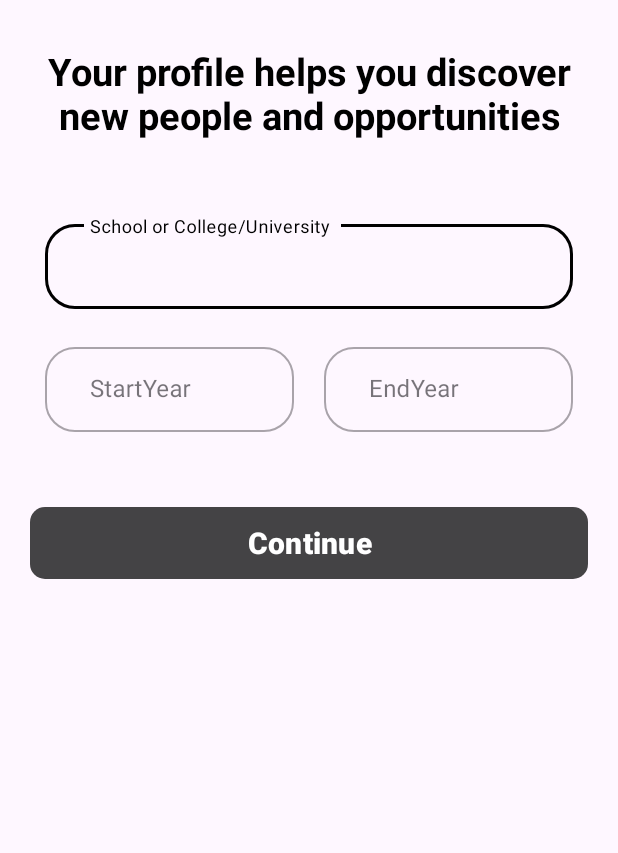
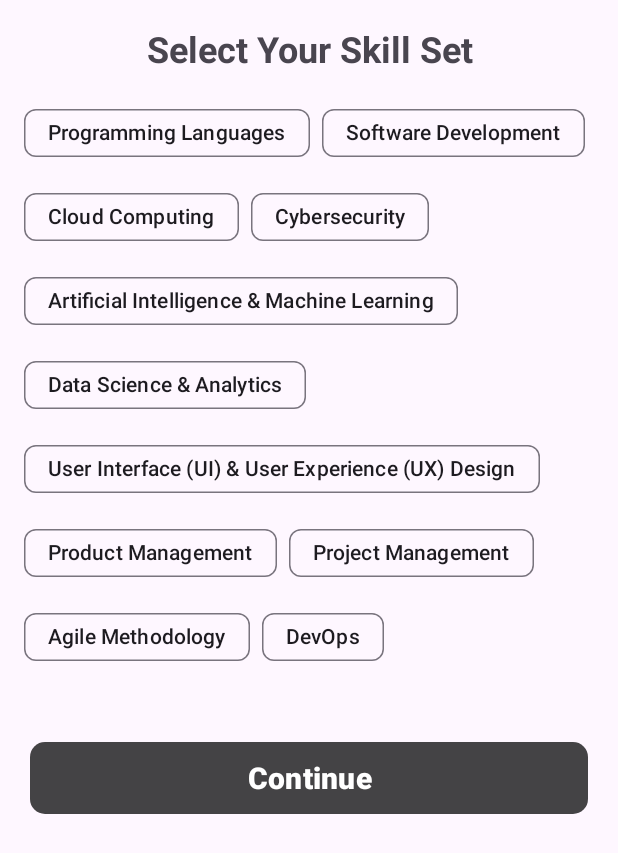
Before and after one commit to PranavSangave/women_id, an Android app: the SignUp4 screen opened directly, with no data from a screen before it, on a phone screen of 412 x 824 dp. Shown: the top 853 px of the screen. Run offline under Robolectric (Android 15) with nearby library versions, the phone set to English and light mode, and no system bars; our stand-ins replace Volley; Roboto replaces fonts that are not available here; 3 statements that could not run were skipped.

Commit message:
Subdomain Selection added, please use SignUp5 to implement api call

```diff
--- a/app/src/main/res/layout/activity_sign_up4.xml
+++ b/app/src/main/res/layout/activity_sign_up4.xml
@@ -14,116 +14,27 @@
         android:layout_height="match_parent"
         android:orientation="vertical">
 
-        <RelativeLayout
-            android:layout_width="wrap_content"
-            android:layout_height="wrap_content">
-
-
-
-
-            <!--            <ImageView-->
-            <!--                android:layout_width="match_parent"-->
-            <!--                android:layout_height="200dp"-->
-            <!--                android:layout_marginTop="100dp"-->
-            <!--                android:src="@drawable/google" /> &lt;!&ndash; 50% opacity &ndash;&gt;-->
-
-        </RelativeLayout>
-
-        <TextView
-            android:layout_margin="30dp"
+        <LinearLayout
             android:layout_width="match_parent"
             android:layout_height="wrap_content"
-            android:text="Your profile helps you discover new people and opportunities"
-            android:textAlignment="center"
-            android:textColor="@color/black"
-            android:textSize="25sp"
-            android:textStyle="bold" />
+            android:orientation="vertical"
+            android:padding="16dp">
 
-
-        <com.google.android.material.textfield.TextInputLayout
-            android:id="@+id/filledTextField7"
-            style="@style/Widget.MaterialComponents.TextInputLayout.OutlinedBox"
-            android:layout_width="match_parent"
-            android:layout_height="wrap_content"
-            android:layout_marginLeft="30dp"
-            android:layout_marginTop="20dp"
-            android:layout_marginRight="30dp"
-            android:layout_marginBottom="20dp"
-            android:hint="School or College/University "
-            app:boxCornerRadiusBottomEnd="20dp"
-            app:boxCornerRadiusBottomStart="20dp"
-            app:boxCornerRadiusTopEnd="20dp"
-            app:boxCornerRadiusTopStart="20dp">
-
-            <!--this is the actual edit text which takes the input-->
-            <com.google.android.material.textfield.TextInputEditText
-                android:id="@+id/collegeName"
+            <TextView
                 android:layout_width="match_parent"
                 android:layout_height="wrap_content"
-                android:inputType="text"
-                android:paddingStart="30dp"
-                android:textColor="@color/black" />
+                android:text="Select Your Skill Set"
+                android:textSize="24sp"
+                android:textStyle="bold"
+                android:gravity="center"
+                android:layout_marginBottom="16dp"/>
 
-        </com.google.android.material.textfield.TextInputLayout>
-
-
-        <LinearLayout
-            android:layout_marginBottom="20dp"
-            android:layout_width="match_parent"
-            android:layout_height="wrap_content"
-            android:orientation="horizontal">
-
-            <com.google.android.material.textfield.TextInputLayout
-                android:layout_weight="1"
-                android:id="@+id/filledTextField10"
-                style="@style/Widget.MaterialComponents.TextInputLayout.OutlinedBox"
+            <com.google.android.material.chip.ChipGroup
+                android:id="@+id/chip_group_subdomains"
                 android:layout_width="match_parent"
                 android:layout_height="wrap_content"
-                android:layout_marginLeft="30dp"
-                android:layout_marginRight="10dp"
-                android:hint="StartYear"
-                app:boxCornerRadiusBottomEnd="20dp"
-                app:boxCornerRadiusBottomStart="20dp"
-                app:boxCornerRadiusTopEnd="20dp"
-                app:boxCornerRadiusTopStart="20dp">
-
-
-                <!--this is the actual edit text which takes the input-->
-                <com.google.android.material.textfield.TextInputEditText
-                    android:id="@+id/startYear"
-                    android:layout_width="match_parent"
-                    android:layout_height="wrap_content"
-                    android:inputType="text"
-                    android:paddingStart="30dp"
-                    android:textColor="@color/black" />
-
-            </com.google.android.material.textfield.TextInputLayout>
-
-            <com.google.android.material.textfield.TextInputLayout
-                android:layout_weight="1"
-                android:id="@+id/filledTextField11"
-                style="@style/Widget.MaterialComponents.TextInputLayout.OutlinedBox"
-                android:layout_width="match_parent"
-                android:layout_height="wrap_content"
-                android:layout_marginRight="30dp"
-                android:layout_marginLeft="10dp"
-                android:hint="EndYear"
-                app:boxCornerRadiusBottomEnd="20dp"
-                app:boxCornerRadiusBottomStart="20dp"
-                app:boxCornerRadiusTopEnd="20dp"
-                app:boxCornerRadiusTopStart="20dp">
-
-
-                <!--this is the actual edit text which takes the input-->
-                <com.google.android.material.textfield.TextInputEditText
-                    android:id="@+id/endYear"
-                    android:layout_width="match_parent"
-                    android:layout_height="wrap_content"
-                    android:inputType="text"
-                    android:paddingStart="30dp"
-                    android:textColor="@color/black" />
-
-            </com.google.android.material.textfield.TextInputLayout>
+                android:orientation="vertical"
+                app:singleSelection="false"/>
 
         </LinearLayout>
 
--- a/app/src/main/res/values/arrays.xml
+++ b/app/src/main/res/values/arrays.xml
@@ -204,4 +204,20 @@
         <item>Region 2</item>
         <!-- Add more regions here -->
     </string-array>
+
+    <string-array name="areas">
+        <item>Technology</item>
+        <item>Retail and E-commerce</item>
+        <item>Healthcare and Wellness</item>
+        <item>Professional Services</item>
+        <item>Education and E-learning</item>
+        <item>Hospitality and Tourism</item>
+        <item>Finance and Fintech</item>
+        <item>Manufacturing and Production</item>
+        <item>Real Estate and Construction</item>
+        <item>Social Impact and Nonprofits</item>
+        <item>Art and Creative Industries</item>
+        <item>Food and Beverage</item>
+        <!-- Add other areas here -->
+    </string-array>
 </resources>
```
Also changed, not shown: app/src/main/AndroidManifest.xml (+7 -6 lines), app/src/main/java/com/example/womenentrepreneur/SignUp4.java (+103 -118 lines), app/src/main/java/com/example/womenentrepreneur/SignUp5.java (added, +65 -0 lines), app/src/main/res/layout/activity_sign_up5.xml (added, +151 -0 lines).
